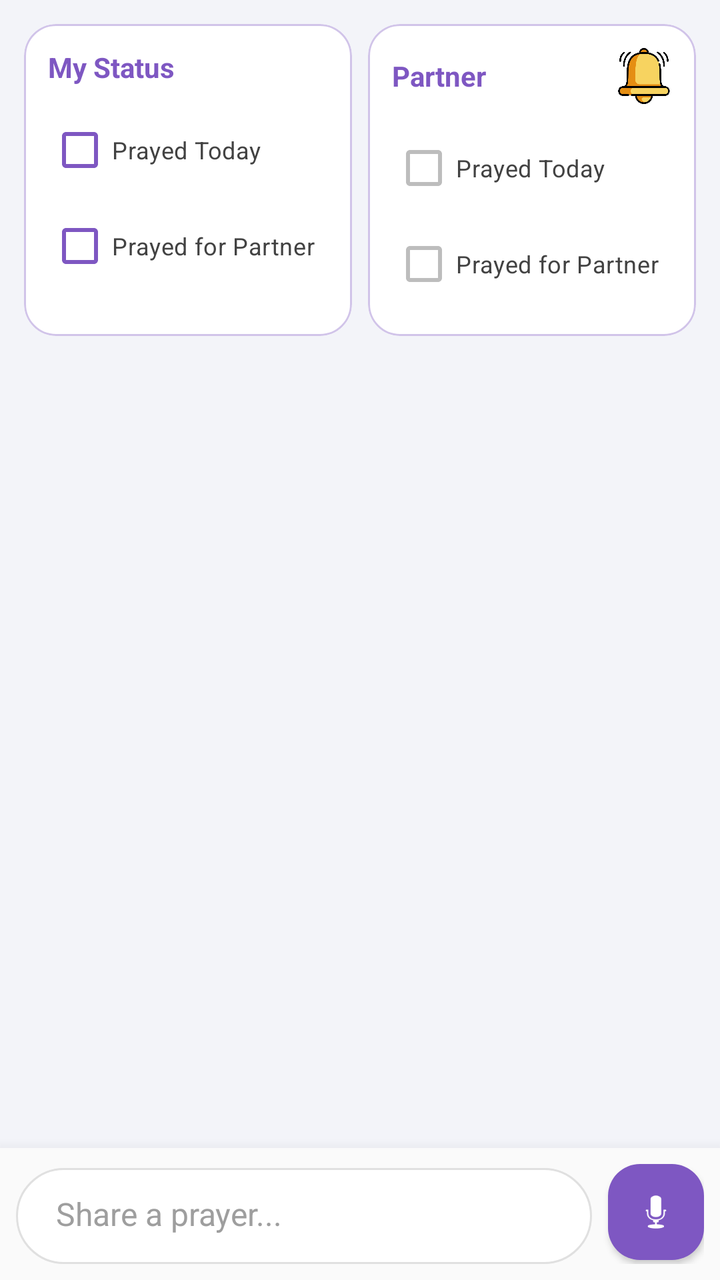
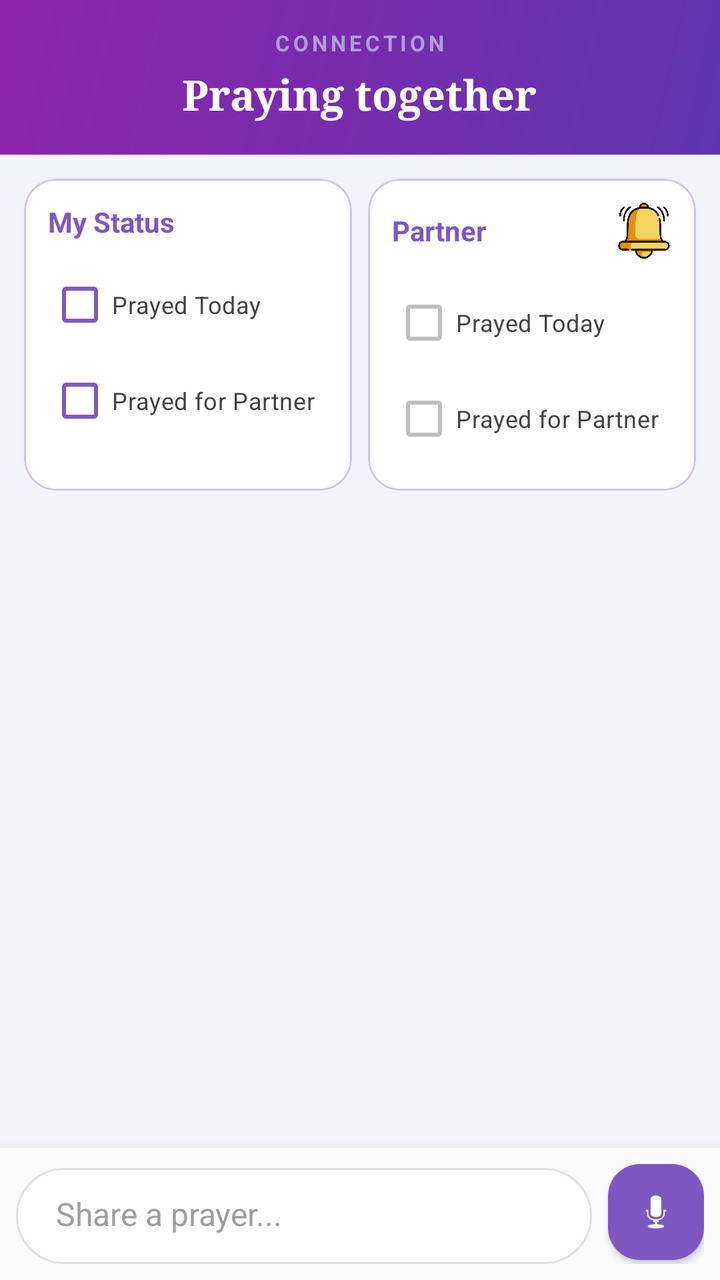

Screens rendered from an Android XML layout before and after an edit, with the pre-edit source and the edit as a unified diff.
<!-- AndroidManifest.xml: application theme Theme.SpiritualTracker -->
<!-- res/layout/fragment_connection.xml -->
<?xml version="1.0" encoding="utf-8"?>
<RelativeLayout xmlns:android="http://schemas.android.com/apk/res/android"
    xmlns:app="http://schemas.android.com/apk/res-auto"
    android:layout_width="match_parent"
    android:layout_height="match_parent"
    android:background="#F3F4F9"
    android:fitsSystemWindows="true">

    <LinearLayout
        android:id="@+id/layoutTopCards"
        android:layout_width="match_parent"
        android:layout_height="wrap_content"
        android:layout_alignParentTop="true"
        android:orientation="horizontal"
        android:padding="8dp"
        android:weightSum="2">

        <com.google.android.material.card.MaterialCardView
            android:layout_width="0dp"
            android:layout_height="match_parent"
            android:layout_weight="1"
            android:layout_margin="4dp"
            app:cardBackgroundColor="#FFFFFF"
            app:cardCornerRadius="16dp"
            app:cardElevation="0dp"
            app:strokeColor="#D1C4E9"
            app:strokeWidth="1dp">

            <LinearLayout
                android:layout_width="match_parent"
                android:layout_height="match_parent"
                android:orientation="vertical"
                android:padding="12dp">

                <TextView
                    android:layout_width="wrap_content"
                    android:layout_height="wrap_content"
                    android:text="My Status"
                    android:textColor="#7E57C2"
                    android:textSize="14sp"
                    android:textStyle="bold"
                    android:layout_marginBottom="8dp" />

                <CheckBox
                    android:id="@+id/cbMyPrayedToday"
                    android:layout_width="wrap_content"
                    android:layout_height="wrap_content"
                    android:text="Prayed Today"
                    android:textColor="#424242"
                    android:textSize="12sp"
                    android:buttonTint="#7E57C2" />

                <CheckBox
                    android:id="@+id/cbMyPrayedPartner"
                    android:layout_width="wrap_content"
                    android:layout_height="wrap_content"
                    android:text="Prayed for Partner"
                    android:textColor="#424242"
                    android:textSize="12sp"
                    android:buttonTint="#7E57C2" />
            </LinearLayout>
        </com.google.android.material.card.MaterialCardView>

        <com.google.android.material.card.MaterialCardView
            android:layout_width="0dp"
            android:layout_height="match_parent"
            android:layout_weight="1"
            android:layout_margin="4dp"
            app:cardBackgroundColor="#FFFFFF"
            app:cardCornerRadius="16dp"
            app:cardElevation="0dp"
            app:strokeColor="#D1C4E9"
            app:strokeWidth="1dp">

            <LinearLayout
                android:layout_width="match_parent"
                android:layout_height="match_parent"
                android:orientation="vertical"
                android:padding="12dp">

                <RelativeLayout
                    android:layout_width="match_parent"
                    android:layout_height="wrap_content"
                    android:layout_marginBottom="8dp">

                    <TextView
                        android:id="@+id/tvPartnerNameStatus"
                        android:layout_width="wrap_content"
                        android:layout_height="wrap_content"
                        android:layout_centerVertical="true"
                        android:text="Partner"
                        android:textColor="#7E57C2"
                        android:textSize="14sp"
                        android:textStyle="bold" />

                    <FrameLayout
                        android:id="@+id/btnNudgePartner"
                        android:layout_width="wrap_content"
                        android:layout_height="wrap_content"
                        android:layout_alignParentEnd="true"
                        android:layout_centerVertical="true"
                        android:clickable="true"
                        android:focusable="true"
                        android:background="?attr/selectableItemBackgroundBorderless">

                        <ImageView
                            android:layout_width="28dp"
                            android:layout_height="28dp"
                            android:src="@drawable/ic_nudge"
                            android:scaleType="fitCenter" />
                    </FrameLayout>
                </RelativeLayout>

                <CheckBox
                    android:id="@+id/cbPartnerPrayedToday"
                    android:layout_width="wrap_content"
                    android:layout_height="wrap_content"
                    android:text="Prayed Today"
                    android:textColor="#424242"
                    android:textSize="12sp"
                    android:clickable="false"
                    android:buttonTint="@color/partner_checkbox_tint" />

                <CheckBox
                    android:id="@+id/cbPartnerPrayedPartner"
                    android:layout_width="wrap_content"
                    android:layout_height="wrap_content"
                    android:text="Prayed for Partner"
                    android:textColor="#424242"
                    android:textSize="12sp"
                    android:clickable="false"
                    android:buttonTint="@color/partner_checkbox_tint" />
            </LinearLayout>
        </com.google.android.material.card.MaterialCardView>
    </LinearLayout>

    <androidx.recyclerview.widget.RecyclerView
        android:id="@+id/rvConnectionFeed"
        android:layout_width="match_parent"
        android:layout_height="match_parent"
        android:layout_above="@id/layoutConnectionBar"
        android:layout_below="@id/layoutTopCards"
        android:clipToPadding="false"
        android:paddingBottom="8dp" />

    <LinearLayout
        android:id="@+id/layoutConnectionBar"
        android:layout_width="match_parent"
        android:layout_height="wrap_content"
        android:layout_alignParentBottom="true"
        android:background="#FAFAFA"
        android:elevation="12dp"
        android:gravity="bottom"
        android:orientation="horizontal"
        android:paddingHorizontal="8dp"
        android:paddingVertical="8dp">

        <LinearLayout
            android:layout_width="0dp"
            android:layout_height="wrap_content"
            android:layout_weight="1"
            android:background="@drawable/bg_chat_input"
            android:orientation="vertical">

            <LinearLayout
                android:id="@+id/layoutMessagePreview"
                android:layout_width="match_parent"
                android:layout_height="wrap_content"
                android:background="#F5F5F5"
                android:orientation="horizontal"
                android:padding="8dp"
                android:visibility="gone">

                <View
                    android:layout_width="4dp"
                    android:layout_height="match_parent"
                    android:background="#7E57C2" />

                <LinearLayout
                    android:layout_width="0dp"
                    android:layout_height="wrap_content"
                    android:layout_weight="1"
                    android:orientation="vertical"
                    android:paddingStart="8dp">

                    <TextView
                        android:id="@+id/tvMessagePreviewName"
                        android:layout_width="wrap_content"
                        android:layout_height="wrap_content"
                        android:text="Partner"
                        android:textColor="#7E57C2"
                        android:textSize="12sp"
                        android:textStyle="bold" />

                    <TextView
                        android:id="@+id/tvMessagePreviewText"
                        android:layout_width="wrap_content"
                        android:layout_height="wrap_content"
                        android:ellipsize="end"
                        android:maxLines="1"
                        android:textColor="#555555"
                        android:textSize="14sp" />
                </LinearLayout>

                <ImageButton
                    android:id="@+id/btnClosePreview"
                    android:layout_width="24dp"
                    android:layout_height="24dp"
                    android:background="?selectableItemBackgroundBorderless"
                    android:src="@android:drawable/ic_menu_close_clear_cancel"
                    app:tint="#9E9E9E" />
            </LinearLayout>

            <FrameLayout
                android:layout_width="match_parent"
                android:layout_height="wrap_content"
                android:minHeight="48dp">

                <TextView
                    android:id="@+id/tvTypingIndicator"
                    android:layout_width="wrap_content"
                    android:layout_height="wrap_content"
                    android:layout_marginStart="16dp"
                    android:layout_marginBottom="4dp"
                    android:text="Partner is typing..."
                    android:textColor="#7E57C2"
                    android:textSize="13sp"
                    android:textStyle="italic"
                    android:visibility="gone" />

                <EditText
                    android:id="@+id/etMessageInput"
                    android:layout_width="match_parent"
                    android:layout_height="wrap_content"
                    android:background="@null"
                    android:hint="Share a prayer..."
                    android:inputType="textMultiLine|textCapSentences"
                    android:maxLines="5"
                    android:paddingHorizontal="20dp"
                    android:paddingVertical="12dp"
                    android:textColor="#1A1A1A"
                    android:textColorHint="#9E9E9E"
                    android:textSize="16sp" />

                <LinearLayout
                    android:id="@+id/layoutRecordingUI"
                    android:layout_width="match_parent"
                    android:layout_height="match_parent"
                    android:layout_gravity="center"
                    android:baselineAligned="false"
                    android:gravity="center_vertical"
                    android:orientation="horizontal"
                    android:paddingHorizontal="8dp"
                    android:visibility="gone">

                    <ImageButton
                        android:id="@+id/btnDiscardAudio"
                        android:layout_width="36dp"
                        android:layout_height="36dp"
                        android:layout_gravity="center_vertical"
                        android:background="?attr/selectableItemBackgroundBorderless"
                        android:src="@android:drawable/ic_menu_delete"
                        app:tint="#E53935" />

                    <TextView
                        android:id="@+id/tvRecordTimer"
                        android:layout_width="0dp"
                        android:layout_height="wrap_content"
                        android:layout_gravity="center_vertical"
                        android:layout_weight="1"
                        android:gravity="center"
                        android:text="00:00"
                        android:textColor="#7E57C2"
                        android:textSize="16sp"
                        android:textStyle="bold" />

                    <ImageButton
                        android:id="@+id/btnSendAudio"
                        android:layout_width="36dp"
                        android:layout_height="36dp"
                        android:layout_gravity="center_vertical"
                        android:background="@drawable/circle_background"
                        android:backgroundTint="#7E57C2"
                        android:src="@android:drawable/ic_menu_send"
                        app:tint="#FFFFFF" />
                </LinearLayout>
            </FrameLayout>
        </LinearLayout>

        <com.google.android.material.floatingactionbutton.FloatingActionButton
            android:id="@+id/btnSendOrRecord"
            android:layout_width="wrap_content"
            android:layout_height="wrap_content"
            android:layout_marginStart="8dp"
            android:layout_marginBottom="2dp"
            android:src="@android:drawable/ic_btn_speak_now"
            app:backgroundTint="#7E57C2"
            app:borderWidth="0dp"
            app:elevation="2dp"
            app:fabCustomSize="48dp"
            app:tint="#FFFFFF" />

    </LinearLayout>

</RelativeLayout>
<!-- resources referenced by this layout -->
<resources>
  <!-- drawable bg_chat_input (drawable) -->
  <?xml version="1.0" encoding="utf-8"?>
  <shape xmlns:android="http://schemas.android.com/apk/res/android"
      android:shape="rectangle">
      <solid android:color="#FFFFFF" /> <stroke android:width="1dp" android:color="#E0E0E0" /> <corners android:radius="28dp" /> </shape>
  <!-- drawable circle_background (drawable) -->
  <?xml version="1.0" encoding="utf-8"?>
  <shape xmlns:android="http://schemas.android.com/apk/res/android"
      android:shape="oval">
      <solid android:color="#FFFFFF" />
  </shape>
  <!-- drawable ic_nudge: png bitmap (drawable, 23362 bytes) -->
  <style name="Theme.SpiritualTracker" parent="Base.Theme.SpiritualTracker" />
  <style name="Base.Theme.SpiritualTracker" parent="Theme.Material3.DayNight.NoActionBar">
          <item name="colorPrimary">#7E57C2</item>
          <item name="colorOnPrimary">#FFFFFF</item>
          <item name="colorSecondaryContainer">#D1C4E9</item>
          <item name="colorOnSecondaryContainer">#7E57C2</item>
          <item name="android:windowBackground">#F3F4F9</item>
          
          <item name="android:navigationBarColor">#F5F5F5</item>
          <item name="android:windowLightNavigationBar" tools:targetApi="27">true</item>
      </style>
</resources>

<!-- the commit's change to res/layout/fragment_connection.xml (unified diff, before → after) -->
@@ -3,14 +3,47 @@
     xmlns:app="http://schemas.android.com/apk/res-auto"
     android:layout_width="match_parent"
     android:layout_height="match_parent"
-    android:background="#F3F4F9"
-    android:fitsSystemWindows="true">
+    android:background="#F3F4F9">
+
+    
+    <LinearLayout
+        android:id="@+id/connectionHeader"
+        android:layout_width="match_parent"
+        android:layout_height="wrap_content"
+        android:layout_alignParentTop="true"
+        android:background="@drawable/bg_header_gradient"
+        android:gravity="center"
+        android:orientation="vertical"
+        android:paddingHorizontal="20dp"
+        android:paddingTop="14dp"
+        android:paddingBottom="16dp">
+
+        <TextView
+            android:layout_width="wrap_content"
+            android:layout_height="wrap_content"
+            android:layout_marginBottom="4dp"
+            android:letterSpacing="0.15"
+            android:text="CONNECTION"
+            android:textColor="#B39DDB"
+            android:textSize="11sp"
+            android:textStyle="bold" />
+
+        <TextView
+            android:id="@+id/tvConnectionTitle"
+            android:layout_width="wrap_content"
+            android:layout_height="wrap_content"
+            android:fontFamily="serif"
+            android:text="Praying together"
+            android:textColor="#FFFFFF"
+            android:textSize="21sp"
+            android:textStyle="bold" />
+    </LinearLayout>
 
     <LinearLayout
         android:id="@+id/layoutTopCards"
         android:layout_width="match_parent"
         android:layout_height="wrap_content"
-        android:layout_alignParentTop="true"
+        android:layout_below="@id/connectionHeader"
         android:orientation="horizontal"
         android:padding="8dp"
         android:weightSum="2">
<!-- resource entries referenced after the edit -->
@@ -5,6 +5,16 @@
   <shape xmlns:android="http://schemas.android.com/apk/res/android"
       android:shape="rectangle">
       <solid android:color="#FFFFFF" /> <stroke android:width="1dp" android:color="#E0E0E0" /> <corners android:radius="28dp" /> </shape>
+  <!-- drawable bg_header_gradient (drawable) -->
+  <?xml version="1.0" encoding="utf-8"?>
+  <shape xmlns:android="http://schemas.android.com/apk/res/android" android:shape="rectangle">
+      <gradient
+          android:startColor="#5E35B1"
+          android:endColor="#8E24AA"
+          android:angle="135"/>
+  
+  
+  </shape>
   <!-- drawable circle_background (drawable) -->
   <?xml version="1.0" encoding="utf-8"?>
   <shape xmlns:android="http://schemas.android.com/apk/res/android"
